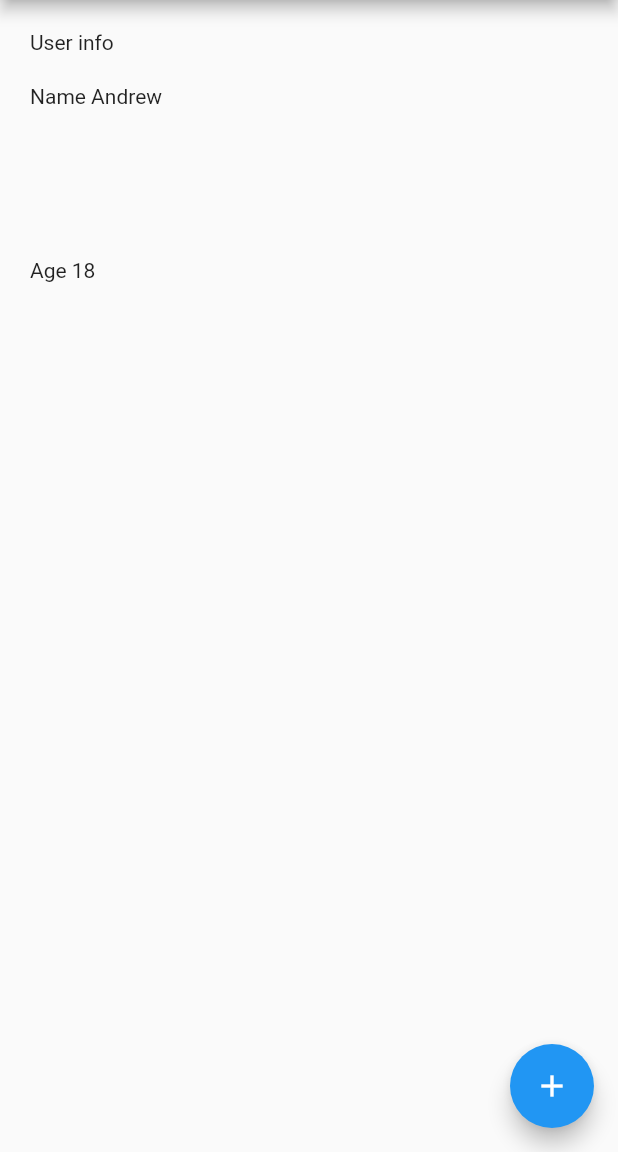
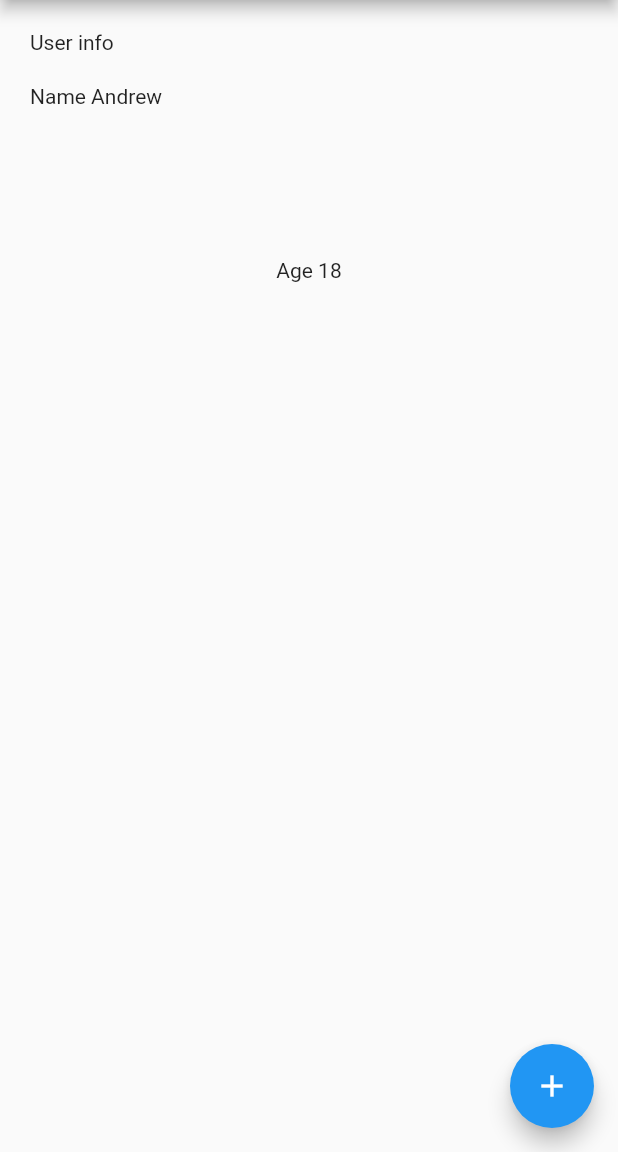
Before and after one commit to AndrewPiterov/speed_up_flutter, a Flutter app: the screen it shows after launch, on a phone screen of 412 x 824 dp, the part 84-1236 px from its top. Run offline on Flutter 3.47's test engine with Material 2 defaults, Android fonts, the phone set to English and light mode, and no system bars.

Commit message:
[Add] extensions asText, inCenter

```diff
--- a/example/lib/main.dart
+++ b/example/lib/main.dart
@@ -45,11 +45,11 @@ class _MyHomePageState extends State<MyHomePage> {
       body: Container(
         child: Section(
           [
-            Text('Name Andrew'),
+            'Name Andrew'.asText(),
             100.h,
-            Text('Age 18'),
+            'Age 18'.asText().inCenter(),
           ],
-          heading: Text('User info'),
+          heading: 'User info'.asText(),
         ),
       ),
       floatingActionButton: FloatingActionButton(
--- a/lib/speed_up_flutter.dart
+++ b/lib/speed_up_flutter.dart
@@ -3,3 +3,4 @@ library speed_up_flutter;
 export './src/extensions.dart';
 export './src/funcs.dart';
 export './src/section.dart';
+export './src/widgets/widgets.dart';
--- a/pubspec.yaml
+++ b/pubspec.yaml
@@ -1,6 +1,6 @@
 name: speed_up_flutter
 description: This package will speed up your developing.
-version: 0.5.5
+version: 0.6.6
 homepage: https://github.com/AndrewPiterov/speed_up_flutter
 
 environment:
@@ -10,7 +10,7 @@ environment:
 dependencies:
   flutter:
     sdk: flutter
-  speed_up: ^0.5.5
+  speed_up: ^0.6.6
 
 dev_dependencies:
   flutter_test:
```
Also changed, not shown: lib/src/widgets/widgets.dart (added, +16 -0 lines), example/pubspec.lock, pubspec.lock, 2 other files.
